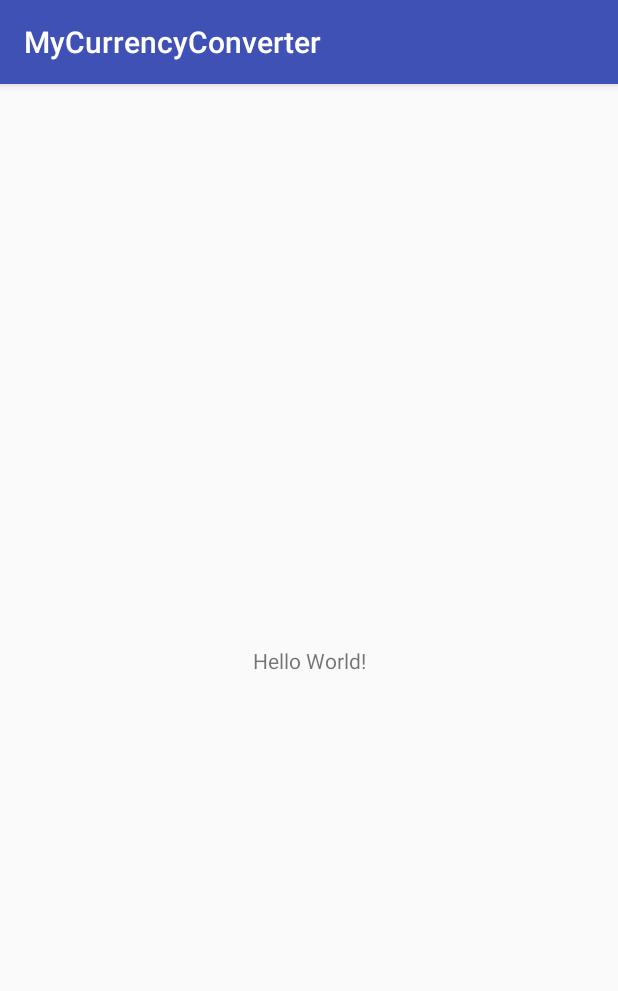
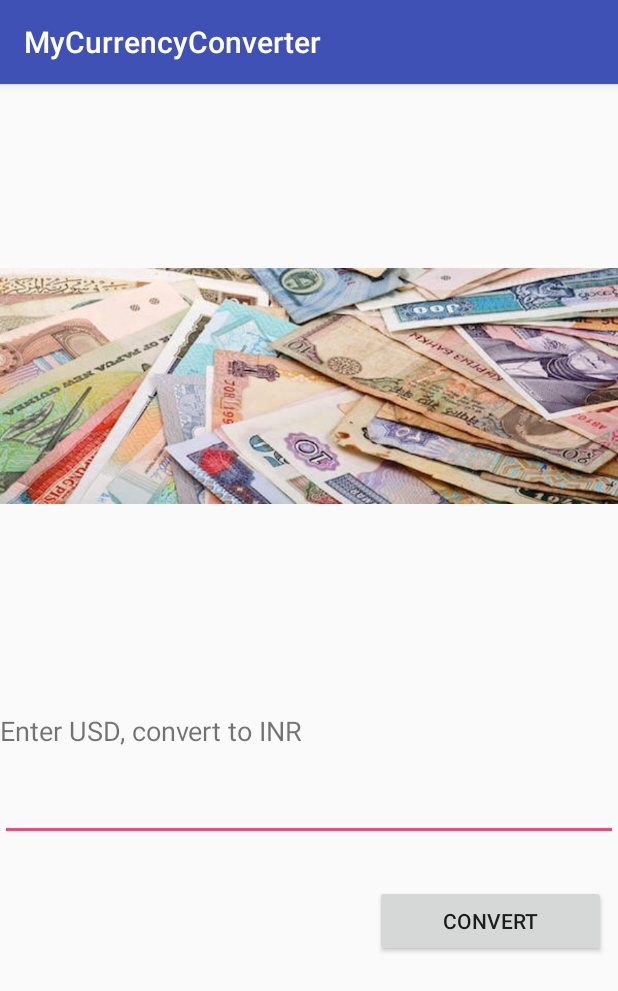
Before and after one commit to narsingd/MyCurrencyConverter, an Android app: the screen it shows after launch (MainActivity), on a phone screen of 412 x 824 dp. Shown: the top 991 px of the screen. Run offline under Robolectric (Android 15) with nearby library versions, the phone set to English and light mode, and no system bars.

Commit message:
Currency Converter

```diff
--- a/app/src/main/java/com/example/ndyavani/mycurrencyconverter/MainActivity.java
+++ b/app/src/main/java/com/example/ndyavani/mycurrencyconverter/MainActivity.java
@@ -2,6 +2,10 @@ package com.example.ndyavani.mycurrencyconverter;
 
 import android.support.v7.app.AppCompatActivity;
 import android.os.Bundle;
+import android.util.Log;
+import android.view.View;
+import android.widget.EditText;
+import android.widget.Toast;
 
 public class MainActivity extends AppCompatActivity {
 
@@ -10,4 +14,16 @@ public class MainActivity extends AppCompatActivity {
         super.onCreate(savedInstanceState);
         setContentView(R.layout.activity_main);
     }
+
+    public void convertToINR(View view) {
+        Log.i("convertToINR", "Hello");
+        EditText usdEditText = (EditText)findViewById(R.id.usdCurrency);
+        int usd = Integer.parseInt(usdEditText.getText().toString());
+        Log.i("convertToINR", usd+"");
+        int inr = usd * 68;
+        Log.i("convertToINR", inr+"");
+        String msg = usd + " USD = " + inr + " INR";
+        Log.i("convertToINR", msg);
+        Toast.makeText(this, msg, Toast.LENGTH_SHORT).show();
+    }
 }
--- a/app/src/main/res/layout/activity_main.xml
+++ b/app/src/main/res/layout/activity_main.xml
@@ -6,13 +6,54 @@
     android:layout_height="match_parent"
     tools:context=".MainActivity">
 
+    <ImageView
+        android:id="@+id/imageView2"
+        android:layout_width="wrap_content"
+        android:layout_height="0dp"
+        android:layout_marginBottom="131dp"
+        android:scaleType="fitCenter"
+        app:layout_constraintBottom_toTopOf="@+id/button"
+        app:layout_constraintEnd_toEndOf="parent"
+        app:layout_constraintHorizontal_bias="0.0"
+        app:layout_constraintStart_toStartOf="parent"
+        app:layout_constraintTop_toTopOf="parent"
+        app:srcCompat="@drawable/currency_converter" />
+
     <TextView
+        android:id="@+id/textView"
         android:layout_width="wrap_content"
         android:layout_height="wrap_content"
-        android:text="Hello World!"
+        android:layout_marginTop="16dp"
+        android:text="Enter USD, convert to INR"
+        android:textSize="18sp"
+        app:layout_constraintStart_toStartOf="parent"
+        app:layout_constraintTop_toBottomOf="@+id/imageView2" />
+
+    <EditText
+        android:id="@+id/usdCurrency"
+        android:layout_width="0dp"
+        android:layout_height="wrap_content"
+        android:layout_marginTop="16dp"
+        android:ems="10"
+        android:inputType="numberDecimal"
+        app:layout_constraintEnd_toEndOf="parent"
+        app:layout_constraintStart_toStartOf="parent"
+        app:layout_constraintTop_toBottomOf="@+id/textView" />
+
+    <Button
+        android:id="@+id/button"
+        android:layout_width="0dp"
+        android:layout_height="wrap_content"
+        android:layout_marginBottom="186dp"
+        android:layout_marginEnd="8dp"
+        android:layout_marginLeft="250dp"
+        android:layout_marginRight="8dp"
+        android:layout_marginStart="250dp"
+        android:onClick="convertToINR"
+        android:text="Convert"
         app:layout_constraintBottom_toBottomOf="parent"
-        app:layout_constraintLeft_toLeftOf="parent"
-        app:layout_constraintRight_toRightOf="parent"
-        app:layout_constraintTop_toTopOf="parent" />
+        app:layout_constraintEnd_toEndOf="parent"
+        app:layout_constraintStart_toStartOf="parent"
+        app:layout_constraintTop_toBottomOf="@+id/imageView2" />
 
 </android.support.constraint.ConstraintLayout>
```
Also changed, not shown: app/src/main/res/drawable/currency_converter.jpg (added).
